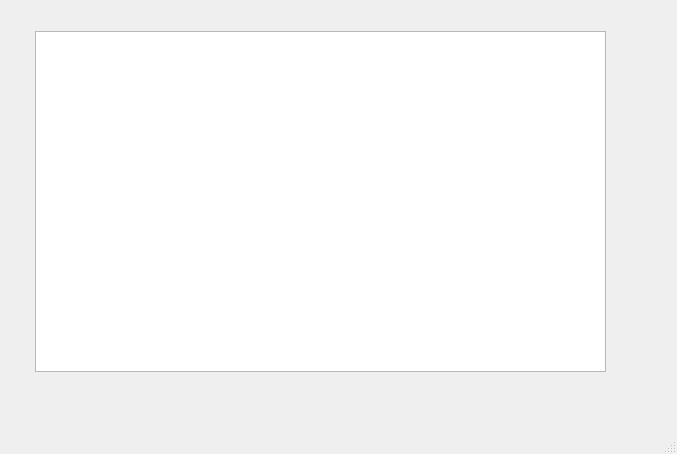
Qt form main.ui (daaria-s/coffee) before a commit.
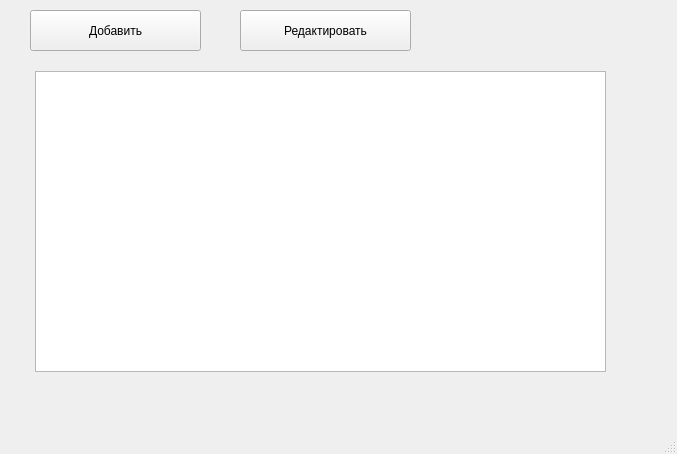
The same form after that commit.

```diff
--- a/main.ui
+++ b/main.ui
@@ -18,12 +18,38 @@
     <property name="geometry">
      <rect>
       <x>35</x>
-      <y>31</y>
+      <y>71</y>
       <width>571</width>
-      <height>341</height>
+      <height>301</height>
      </rect>
     </property>
    </widget>
+   <widget class="QPushButton" name="add">
+    <property name="geometry">
+     <rect>
+      <x>30</x>
+      <y>10</y>
+      <width>171</width>
+      <height>41</height>
+     </rect>
+    </property>
+    <property name="text">
+     <string>Добавить</string>
+    </property>
+   </widget>
+   <widget class="QPushButton" name="redaction">
+    <property name="geometry">
+     <rect>
+      <x>240</x>
+      <y>10</y>
+      <width>171</width>
+      <height>41</height>
+     </rect>
+    </property>
+    <property name="text">
+     <string>Редактировать</string>
+    </property>
+   </widget>
   </widget>
   <widget class="QMenuBar" name="menubar">
    <property name="geometry">
```
Left out of the diff: 2 changed lines with no effect on the pictures.
